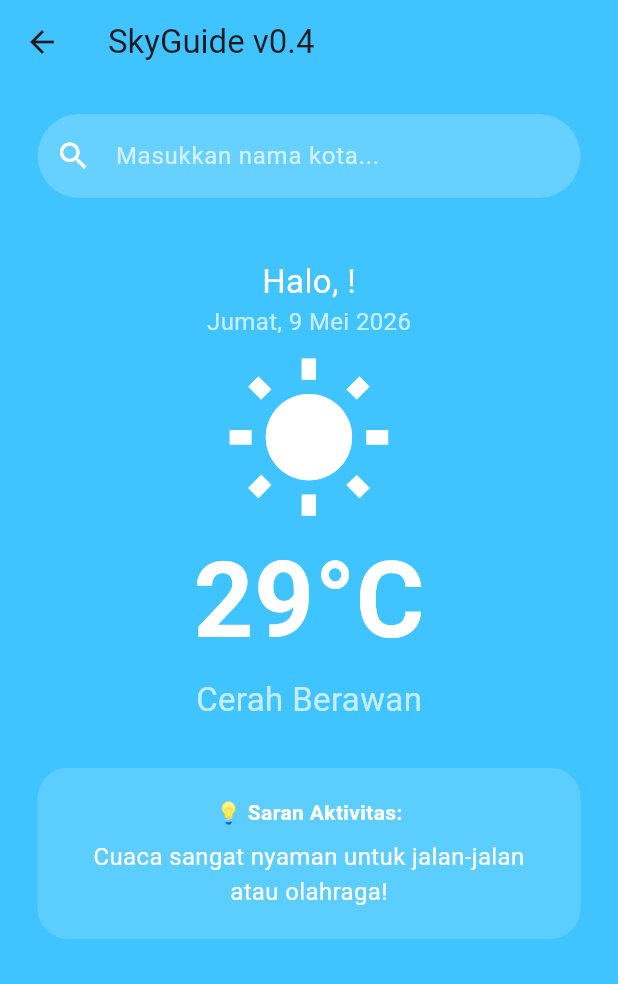
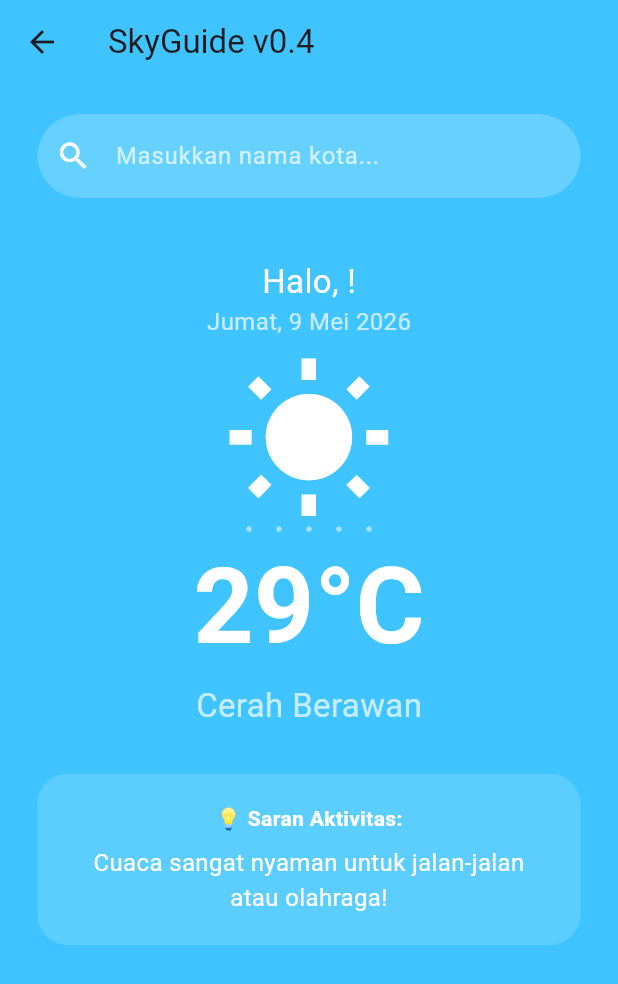
Before and after one commit to firoh222/UAS-aplikasi-skyguide, a Flutter app: the DashboardFinalPage screen opened directly with empty values, on a phone screen of 412 x 824 dp. Shown: the top 984 px of the screen. Run offline on Flutter 3.47's test engine with Material 3 defaults, Android fonts, the phone set to English and light mode, and no system bars; network calls fail.

Commit message:
Update: Implementasi efek partikel melayang dan optimasi UI suhu

```diff
--- a/lib/main.dart
+++ b/lib/main.dart
@@ -376,6 +376,28 @@ class _DashboardFinalPageState extends State<DashboardFinalPage>
                 );
               },
             ),
+            AnimatedBuilder(
+              animation: _animation,
+              builder: (context, child) {
+                return Opacity(
+                  opacity: (_animation.value - 100) / 15,
+                  child: Row(
+                    mainAxisAlignment: MainAxisAlignment.center,
+                    children: List.generate(
+                      5,
+                      (index) => const Padding(
+                        padding: EdgeInsets.symmetric(horizontal: 8.0),
+                        child: Icon(
+                          Icons.circle,
+                          size: 4,
+                          color: Colors.white54,
+                        ),
+                      ),
+                    ),
+                  ),
+                );
+              },
+            ),
             Text(
               suhu,
               style: const TextStyle(
```
